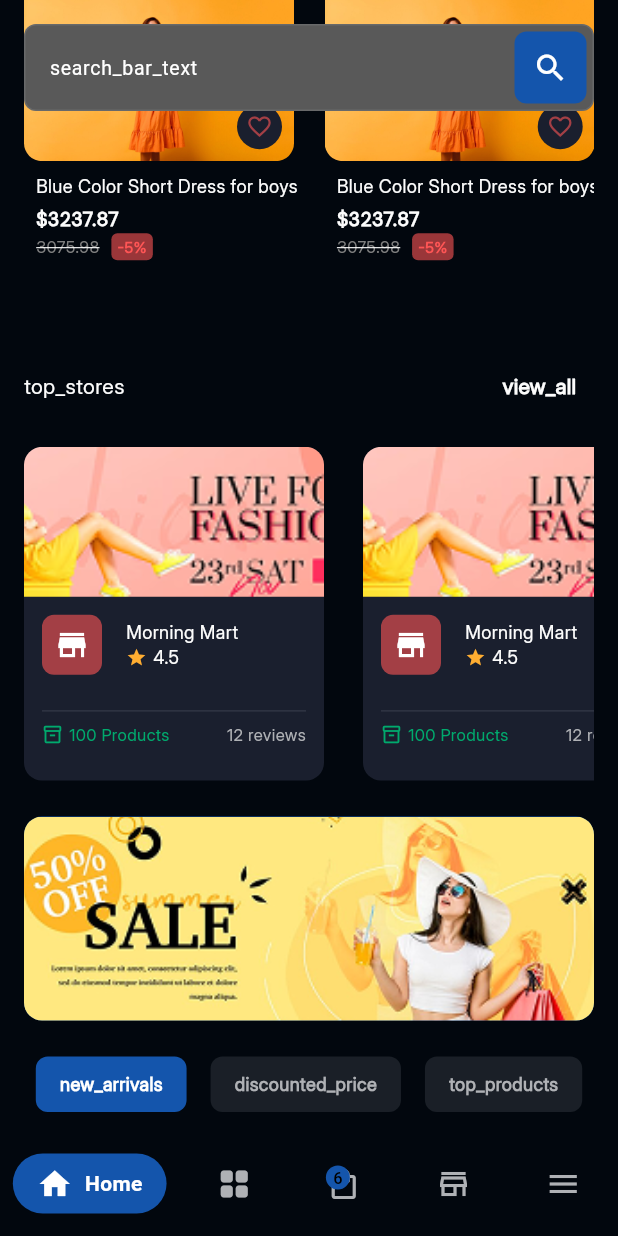
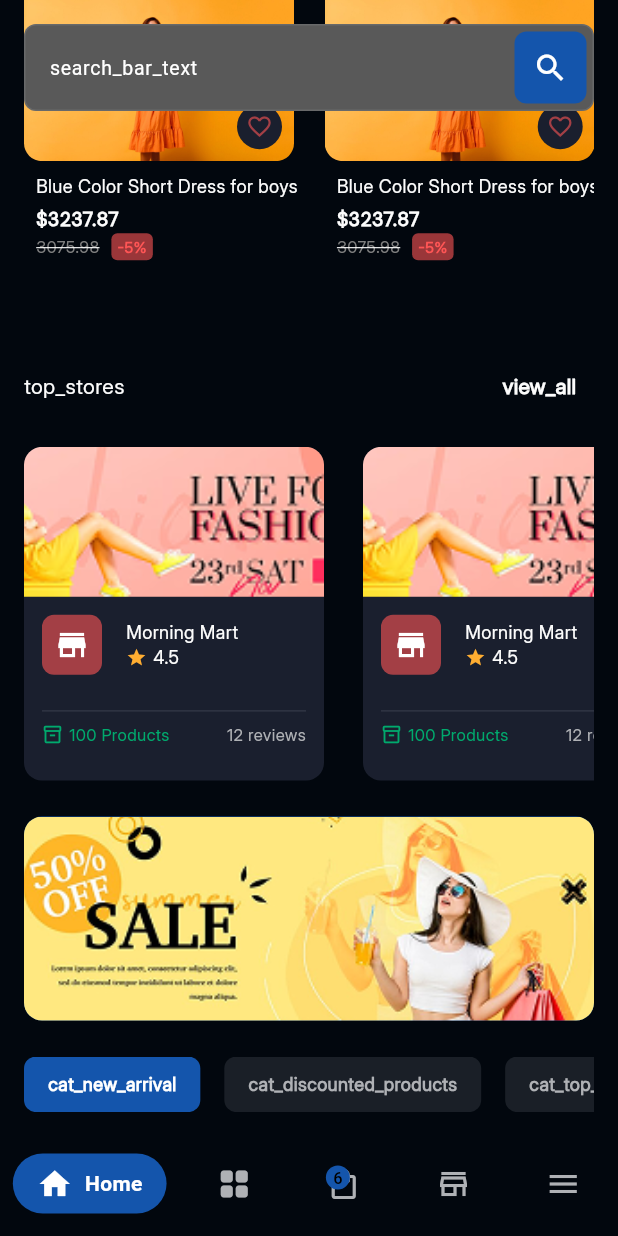
Before and after one commit to anjumArnab/Mock-Mart, a Flutter app: the screen it shows after launch, scrolled down 1728 dp, on a phone screen of 412 x 824 dp. Run offline on Flutter 3.47's test engine with Material 3 defaults, Android fonts, the phone set to English and light mode, and no system bars; our stand-ins replace carousel_slider, get.

Commit message:
typo fixed

```diff
--- a/lib/features/homepage/main_home_page.dart
+++ b/lib/features/homepage/main_home_page.dart
@@ -580,7 +580,7 @@ class _MainHomePageState extends State<MainHomePage>
       ),
     );
   }
-
+/// new_arrivals, discounted_price, top_products
   Widget _buildProductTabs() {
     return Padding(
       padding: EdgeInsets.symmetric(horizontal: Dimensions.paddingSizeDefault),
@@ -591,7 +591,7 @@ class _MainHomePageState extends State<MainHomePage>
             child: Row(
               children: [
                 ProductTabButton(
-                  text: "new_arrivals".tr,
+                  text: "cat_new_arrival".tr,
                   onTap: () {
                     setState(() {
                       _selectedProductTab = 0;
@@ -601,7 +601,7 @@ class _MainHomePageState extends State<MainHomePage>
                 ),
                 SizedBox(width: Dimensions.spacingDefault),
                 ProductTabButton(
-                  text: "discounted_price".tr,
+                  text: "cat_discounted_products".tr,
                   onTap: () {
                     setState(() {
                       _selectedProductTab = 1;
@@ -611,7 +611,7 @@ class _MainHomePageState extends State<MainHomePage>
                 ),
                 SizedBox(width: Dimensions.spacingDefault),
                 ProductTabButton(
-                  text: "top_products".tr,
+                  text: "cat_top_products".tr,
                   onTap: () {
                     setState(() {
                       _selectedProductTab = 2;
--- a/lib/features/language/controllers/language_controller.dart
+++ b/lib/features/language/controllers/language_controller.dart
@@ -3,7 +3,7 @@ import 'package:get/get.dart';
 import '../../../utils/app_constants.dart';
 
 class LanguageController extends GetxController {
-  Locale _locale = Locale(AppConstants.languages[0].languageCode!);
+  Locale _locale = Locale(AppConstants.languages[1].languageCode!);
 
   Locale get locale => _locale;
 
```
